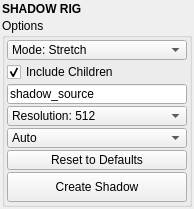
This is mayatk/rig_utils/shadow_rig.ui in m3trik/mayatk as Qt 5 draws it before an edit. The edited form follows.
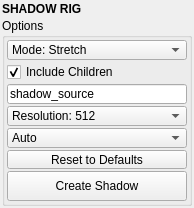
This is the edited form. Custom widgets are drawn as their Qt base class.

Diff of the .ui file:
```diff
--- a/mayatk/rig_utils/shadow_rig.ui
+++ b/mayatk/rig_utils/shadow_rig.ui
@@ -232,13 +232,13 @@
          <property name="minimumSize">
           <size>
            <width>0</width>
-           <height>20</height>
+           <height>19</height>
           </size>
          </property>
          <property name="maximumSize">
           <size>
            <width>16777215</width>
-           <height>20</height>
+           <height>19</height>
           </size>
          </property>
          <property name="text">
```
